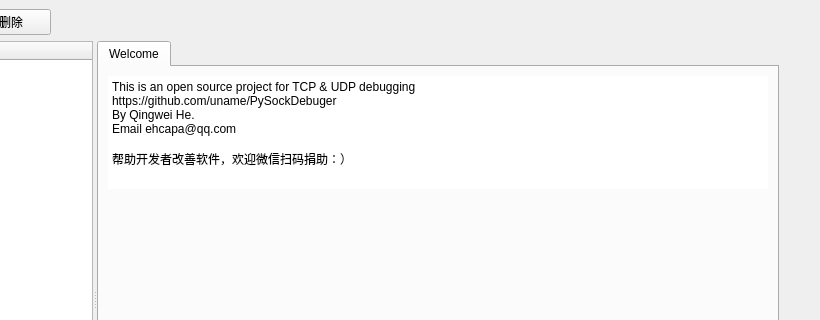
Qt form resource/ui/main_window.ui (uname/PySockDebuger) before a commit; both pictures show x 124 to 944 and y 0 to 320 of the 944 by 587 pixel window.
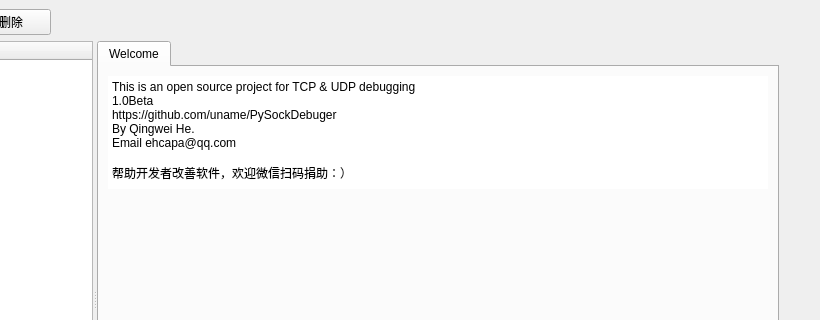
The same form after that commit. Custom widgets are drawn as their Qt base class.

```diff
--- a/resource/ui/main_window.ui
+++ b/resource/ui/main_window.ui
@@ -77,6 +77,7 @@
 p, li { white-space: pre-wrap; }
 &lt;/style&gt;&lt;/head&gt;&lt;body style=&quot; font-family:'宋体'; font-size:9pt; font-weight:400; font-style:normal;&quot;&gt;
 &lt;p style=&quot; margin-top:0px; margin-bottom:0px; margin-left:0px; margin-right:0px; -qt-block-indent:0; text-indent:0px;&quot;&gt;&lt;span style=&quot; font-family:'SimSun';&quot;&gt;This is an open source project for TCP &amp;amp; UDP debugging&lt;/span&gt;&lt;/p&gt;
+&lt;p style=&quot; margin-top:0px; margin-bottom:0px; margin-left:0px; margin-right:0px; -qt-block-indent:0; text-indent:0px;&quot;&gt;&lt;span style=&quot; font-family:'SimSun';&quot;&gt;1.0Beta&lt;/span&gt;&lt;/p&gt;
 &lt;p style=&quot; margin-top:0px; margin-bottom:0px; margin-left:0px; margin-right:0px; -qt-block-indent:0; text-indent:0px;&quot;&gt;&lt;span style=&quot; font-family:'SimSun';&quot;&gt;https://github.com/uname/PySockDebuger&lt;/span&gt;&lt;/p&gt;
 &lt;p style=&quot; margin-top:0px; margin-bottom:0px; margin-left:0px; margin-right:0px; -qt-block-indent:0; text-indent:0px;&quot;&gt;&lt;span style=&quot; font-family:'SimSun';&quot;&gt;By Qingwei He.&lt;/span&gt;&lt;/p&gt;
 &lt;p style=&quot; margin-top:0px; margin-bottom:0px; margin-left:0px; margin-right:0px; -qt-block-indent:0; text-indent:0px;&quot;&gt;&lt;span style=&quot; font-family:'SimSun';&quot;&gt;Email ehcapa@qq.com&lt;/span&gt;&lt;/p&gt;
```
Left out of the diff: 52 changed lines with no effect on the pictures.
